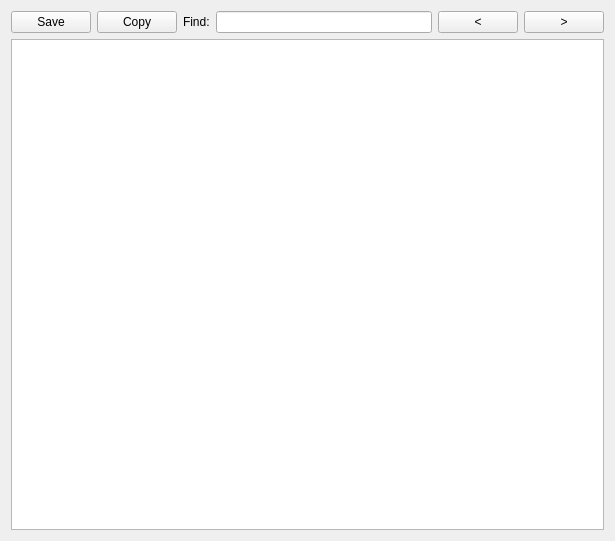
First picture: the form in src/gui/logwindow.ui, repository wilbert2000/wzplayer, before the edit.
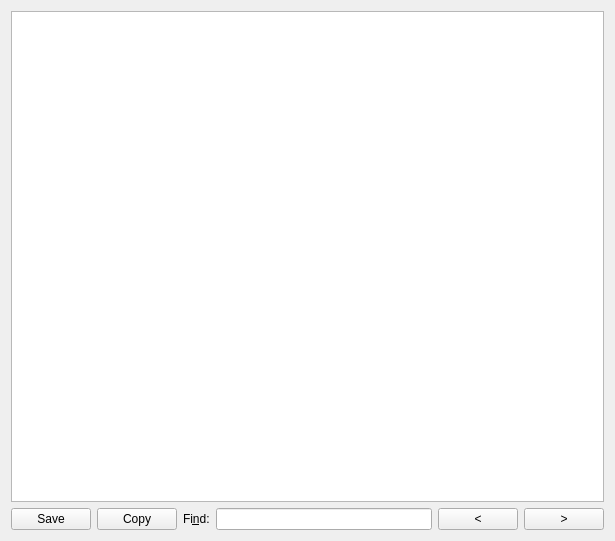
Second picture: the form after the edit.

Commit message: Move buttons to bottom log window

Patch:
```diff
--- a/src/gui/logwindow.ui
+++ b/src/gui/logwindow.ui
@@ -15,6 +15,9 @@
    <string notr="true">Log Window</string>
   </property>
   <layout class="QVBoxLayout">
+   <item>
+    <widget class="QPlainTextEdit" name="edit"/>
+   </item>
    <item>
     <layout class="QHBoxLayout">
      <property name="spacing">
@@ -46,7 +49,7 @@
      <item>
       <widget class="QLabel" name="findLabel">
        <property name="text">
-        <string>Find:</string>
+        <string>Fi&amp;nd:</string>
        </property>
        <property name="buddy">
         <cstring>findEdit</cstring>
@@ -84,9 +87,6 @@
      </item>
     </layout>
    </item>
-   <item>
-    <widget class="QPlainTextEdit" name="edit"/>
-   </item>
   </layout>
  </widget>
  <layoutdefault spacing="6" margin="11"/>
```
Left out of the diff: 17 changed lines with no effect on the pictures.
